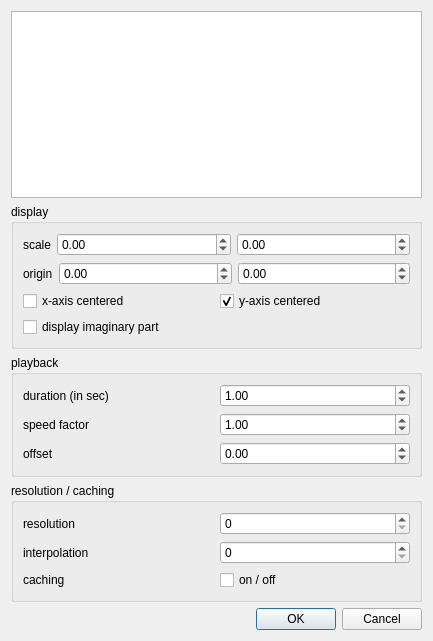
The window that src/view/ui/functiondisplayoptions.ui (EsGeh/function-graph-explorer) describes before a commit, drawn with Qt 5.
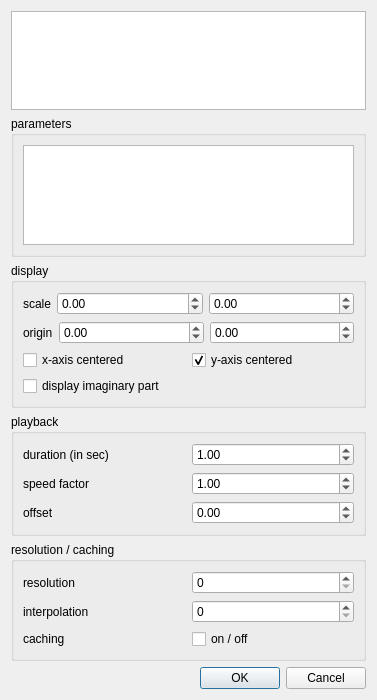
The same window after the commit.

Patch:
```diff
--- a/src/view/ui/functiondisplayoptions.ui
+++ b/src/view/ui/functiondisplayoptions.ui
@@ -6,8 +6,8 @@
    <rect>
     <x>0</x>
     <y>0</y>
-    <width>433</width>
-    <height>641</height>
+    <width>377</width>
+    <height>700</height>
    </rect>
   </property>
   <property name="windowTitle">
@@ -17,6 +17,18 @@
    <item>
     <widget class="QPlainTextEdit" name="largeFormulaEdit"/>
    </item>
+   <item>
+    <widget class="QGroupBox" name="groupBox">
+     <property name="title">
+      <string>parameters</string>
+     </property>
+     <layout class="QVBoxLayout" name="verticalLayout_4">
+      <item>
+       <widget class="QPlainTextEdit" name="parametersEdit"/>
+      </item>
+     </layout>
+    </widget>
+   </item>
    <item>
     <widget class="QGroupBox" name="displayBox">
      <property name="title">
```
